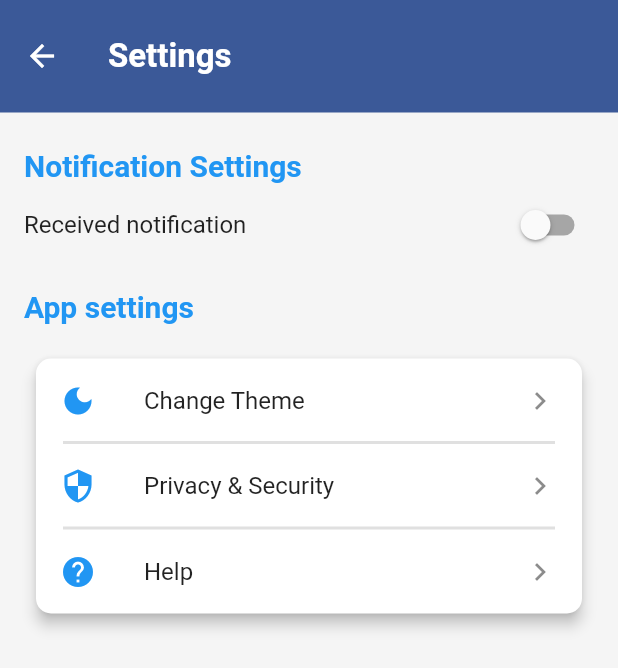
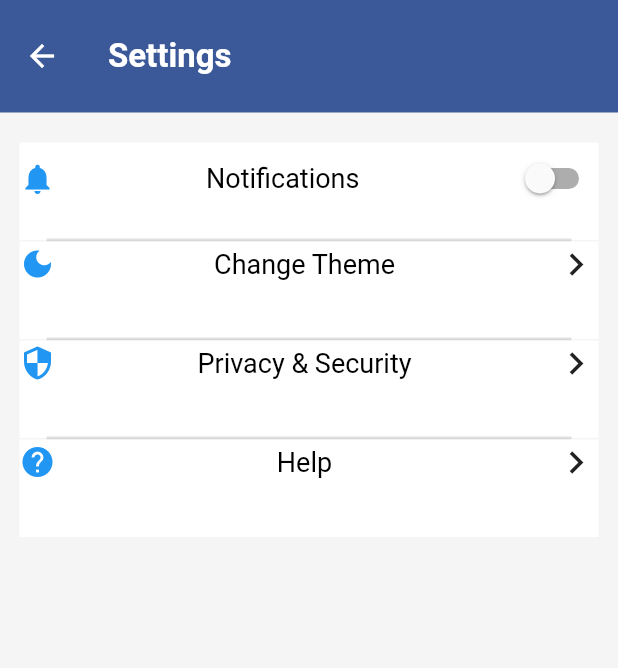
Before and after one commit to ollyexe/Booky, a Flutter app: the screen it shows after launch, after a tap on the "settings" icon, on a phone screen of 412 x 824 dp. Shown: the top 668 px of the screen. Run offline on Flutter 3.47's test engine with Material 2 defaults, Android fonts, the phone set to English and light mode, and no system bars; our stand-ins replace animated_bottom_navigation_bar, auto_size_text, table_calendar; network calls fail.

Commit message:
Changed Settings

```diff
--- a/lib/MainPages/byProfessor.dart
+++ b/lib/MainPages/ResearchByProfessors/byProfessor.dart
@@ -1,6 +1,8 @@
 import 'dart:math';
 import 'package:flutter/material.dart';
-import 'package:progettoium/MainPages/professorSelected/selectedProfessor.dart';
+import 'package:progettoium/MainPages/ResearchByProfessors/selectedProfessor.dart';
+import 'package:progettoium/Utilities/CommonWidgets/CommonStyles.dart';
+
 
 
 class ByProfessor extends StatefulWidget {
@@ -14,13 +16,7 @@ class _ByProfessorState extends State<ByProfessor> {
   @override
   Widget build(BuildContext context) {
     return Scaffold(
-      appBar: AppBar(
-        title: Text("Scegli il professore"),
-        backgroundColor: const Color(0xFF3B5998),
-
-      ),
-
-
+      appBar: customAppBar(placeholder, const Text("Scegli il professore"), 60),
       body: Padding(
         padding: const EdgeInsets.all(6.0),
         child: GridView.count(
@@ -35,10 +31,6 @@ class _ByProfessorState extends State<ByProfessor> {
     );
   }
 }
-
-
-
-
 
 
 
@@ -74,7 +66,7 @@ TextStyle secondaryTextStyle({
 }) {
   return TextStyle(
     fontSize: size != null ? size.toDouble() : 14,
-    color: color ?? Color(0xFF757575),
+    color: color ?? const Color(0xFF757575),
     fontWeight: weight ?? FontWeight.normal,
     letterSpacing: letterSpacing,
     fontStyle: fontStyle,
@@ -109,11 +101,10 @@ Widget profCard(BuildContext context,int index, List<ProfCard> cards){
       Navigator.of(context).push(MaterialPageRoute(builder: (BuildContext context) => const selectedProfessor()));
     },
     child: Container(
-      margin: EdgeInsets.all(5),
+      margin: const EdgeInsets.all(5),
       height: 250,
       width: 180,
-
-      padding: EdgeInsets.all(10),
+      padding: const EdgeInsets.all(10),
       decoration: boxDecoration(
         radius: 8,
         spreadRadius: 1,
@@ -134,7 +125,6 @@ Widget profCard(BuildContext context,int index, List<ProfCard> cards){
             children: [
               Text(cards[index].insegnamenti![0], style: secondaryTextStyle(color: Colors.white54, size: 15)),
               Text(cards[index].insegnamenti![1], style: secondaryTextStyle(color: Colors.white54, size: 15)),
-
             ],
           ),
           Row(mainAxisAlignment: MainAxisAlignment.spaceBetween, children: [
@@ -150,16 +140,13 @@ Widget profCard(BuildContext context,int index, List<ProfCard> cards){
 
 
 int randomColorGradient(){
-List<int> gradients = [0xFFFFDDE1,0xFF7EA56C,0xFF00CDAC,0xFFEA8D8D ,0xFF1EAE98,0xFFBFF098 ,0xFFC33764  ];
-
-return gradients.elementAt(Random().nextInt(gradients.length));
-
+  List<int> gradients = [0xFFFFDDE1,0xFF7EA56C,0xFF00CDAC,0xFFEA8D8D ,0xFF1EAE98,0xFFBFF098 ,0xFFC33764  ];
+  return gradients.elementAt(Random().nextInt(gradients.length));
 }
 
 
 
 List<ProfCard> getProfCards(){
-
   //initializtor from json getAllDocenti
   List<ProfCard> cards = [
     ProfCard(
@@ -168,7 +155,7 @@ List<ProfCard> getProfCards(){
       profSurname : 'Molica',
       time: 'Sempre Disponibile',
       insegnamenti: ["TWEB","IUM","JAVA","BACKEND"],
-      startColor: Color(0xFF2889EB),
+      startColor: const Color(0xFF2889EB),
       endColor: Color(randomColorGradient()),
     ),
     ProfCard(
@@ -177,7 +164,7 @@ List<ProfCard> getProfCards(){
       profSurname: 'Barone',
       time: 'Inizio 16:00',
       insegnamenti: ["Matematica","Algebra","Fisica"],
-      startColor: Color(0xFF2889EB),
+      startColor: const Color(0xFF2889EB),
       endColor: Color(randomColorGradient()),
     ),
     ProfCard(
@@ -186,7 +173,7 @@ List<ProfCard> getProfCards(){
       profSurname: 'Abrate',
       time: 'Inizio 16:00',
       insegnamenti: ["Matematica","Algebra","Fisica"],
-      startColor: Color(0xFF2889EB),
+      startColor: const Color(0xFF2889EB),
       endColor: Color(randomColorGradient()),
     ),
     ProfCard(
@@ -195,10 +182,9 @@ List<ProfCard> getProfCards(){
       profSurname: 'Chimento',
       time: 'Inizio 16:00',
       insegnamenti: ["Matematica","Algebra","Fisica"],
-      startColor: Color(0xFF2889EB),
+      startColor: const Color(0xFF2889EB),
       endColor: Color(randomColorGradient()),
     )
   ];
-
   return cards;
 }
--- a/lib/NavigationBar/Calendar.dart
+++ b/lib/NavigationBar/Calendar.dart
@@ -1,6 +1,7 @@
 import 'package:flutter/material.dart';
 import 'package:progettoium/Utilities/CommonWidgets/List_of_Appointments.dart';
 import 'package:table_calendar/table_calendar.dart';
+import '../Utilities/CommonWidgets/CommonStyles.dart';
 import '../Utilities/CommonWidgets/UtilityWidgets.dart';
 
 class Calendar extends StatefulWidget {
@@ -53,7 +54,7 @@ class _CalendarState extends State<Calendar> {
               bottomButtons(const Color(0xFFFF0000),cancelReservationWidget),
               bottomButtons(const Color(0xFF33B964),const Icon(Icons.calendar_month_rounded,color: Colors.white,size: 40)),
             ),
-            arrowRight,
+            arrowRight(false),
             true
           ),
         ],
--- a/lib/NavigationBar/Cart.dart
+++ b/lib/NavigationBar/Cart.dart
@@ -1,5 +1,4 @@
 import 'package:flutter/material.dart';
-import 'package:progettoium/NavigationBar/Orders.dart';
 import 'package:progettoium/Utilities/CommonWidgets/CommonStyles.dart';
 import 'package:progettoium/Utilities/CommonWidgets/List_of_Appointments.dart';
 
@@ -17,6 +16,7 @@ class _CartState extends State<Cart> {
   String placeOrderText = "Place Order";
   Icon placeOrderIcon = const Icon(Icons.arrow_forward);
   Color placeOrderColorContainer = Colors.orange;
+  DismissDirection placeOrderDirection = DismissDirection.startToEnd;
   @override
   Widget build(BuildContext context) {
     return Scaffold(
@@ -57,13 +57,14 @@ class _CartState extends State<Cart> {
         clipBehavior: Clip.hardEdge,
         child: Dismissible(
           key: UniqueKey(),
-          direction: DismissDirection.startToEnd,
+          direction: placeOrderDirection,
           onDismissed: (DismissDirection direction){
             setState(() {
               if(direction == DismissDirection.startToEnd){
                 placeOrderIcon = const Icon(Icons.check);
                 placeOrderText = "Payment Confirmed";
                 placeOrderColorContainer = Colors.green;
+                placeOrderDirection = DismissDirection.none;
               }
             });
           },
--- a/lib/NavigationBar/Homepage/HomePage.dart
+++ b/lib/NavigationBar/Homepage/HomePage.dart
@@ -45,7 +45,7 @@ class _HomePageState extends State<HomePage> {
                 bottomButtons(const Color(0xFFFF0000),cancelReservationWidget),
                 bottomButtons(const Color(0xFF33B964),const Icon(Icons.calendar_month_rounded,color: Colors.white,size: 40)),
               ),
-              arrowRight,
+              const RightArrow(false),
               true
           ), //Custom Widget from List_Of_Appointments.dart, found in the Utilities/CommonWidgets
         ],
--- a/lib/NavigationBar/Homepage/MyAppBar.dart
+++ b/lib/NavigationBar/Homepage/MyAppBar.dart
@@ -3,8 +3,10 @@ import 'package:progettoium/Utilities/CommonWidgets/CommonStyles.dart';
 
 import '../../Utilities/Settings/Settings.dart';
 
-TextField searchBar(){
-  return TextField(
+Widget searchBar(){
+  return Padding(
+    padding: const EdgeInsetsDirectional.fromSTEB(5, 0, 0, 0),
+    child: TextField(
       decoration: const InputDecoration(
         border: InputBorder.none,
         hintText: "Search here",
@@ -15,6 +17,7 @@ TextField searchBar(){
         ),
       ),
       onSubmitted: (String stringa) {},
+    ),
   );
 }
 
--- a/lib/NavigationBar/Orders.dart
+++ b/lib/NavigationBar/Orders.dart
@@ -17,12 +17,12 @@ class Orders extends StatefulWidget {
 
 class _OrdersState extends State<Orders> {
   List<bool> isSelected = [false, true];
-  List<Widget> screens = [ListOfLectures(bottomPart(bottomButtons(Colors.green, toBeConfirmedLecture),placeholder),arrowRight,true),
-                          ListOfLectures(bottomPart(bottomButtons(Colors.green[200]!, confirmedLecture),placeholder),arrowRight,true)];
+  List<Widget> screens = [ListOfLectures(bottomPart(bottomButtons(Colors.green, toBeConfirmedLecture),placeholder),arrowRight(false),true),
+                          ListOfLectures(bottomPart(bottomButtons(Colors.green[200]!, confirmedLecture),placeholder),arrowRight(false),true)];
   @override
   Widget build(BuildContext context) {
     return Scaffold(
-      appBar: customAppBar(placeholder, const Text("Orders"), 75),
+      appBar: customAppBar(placeholder, myText("Orders", 23, Colors.white, FontWeight.w500), 75),
       backgroundColor: const Color(0xFFE7E7E7),
       body: Padding(
         padding: const EdgeInsetsDirectional.fromSTEB(0, 20, 0, 0),
--- a/lib/Utilities/CommonWidgets/CommonStyles.dart
+++ b/lib/Utilities/CommonWidgets/CommonStyles.dart
@@ -56,3 +56,36 @@ Widget divider = const Divider(
   indent: Checkbox.width,
   endIndent: Checkbox.width,
 );
+
+RotatedBox arrowRight(bool rotateArrow){
+  return RotatedBox(
+    key: const Key("ArrowThatRotates"),
+    quarterTurns: rotateArrow ? 1 : 0,
+    child: const Icon(
+      Icons.arrow_right,
+      size: 40,
+    ),
+  );
+}
+
+class RightArrow extends StatefulWidget {
+  final bool rotateArrow;
+  const RightArrow(this.rotateArrow,{Key? key}) : super(key: key);
+
+  @override
+  State<RightArrow> createState() => _RightArrowState();
+}
+
+class _RightArrowState extends State<RightArrow> {
+  @override
+  Widget build(BuildContext context) {
+    return RotatedBox(
+      key: const Key("ArrowThatRotates"),
+      quarterTurns: widget.rotateArrow ? 1 : 0,
+      child: const Icon(
+        Icons.arrow_right,
+        size: 40,
+      ),
+    );
+  }
+}
--- a/lib/Utilities/CommonWidgets/List_of_Appointments.dart
+++ b/lib/Utilities/CommonWidgets/List_of_Appointments.dart
@@ -17,6 +17,11 @@ class _ListOfLecturesState extends State<ListOfLectures> {
   @override
   Widget build(BuildContext context) {
     return Expanded(
+      child: NotificationListener<OverscrollIndicatorNotification>(
+        onNotification: (OverscrollIndicatorNotification overscroll){
+          overscroll.disallowIndicator();
+          return true;
+        },
         child: ListView.separated(
           separatorBuilder: (context, index) => space,
           scrollDirection: Axis.vertical,
@@ -26,6 +31,7 @@ class _ListOfLecturesState extends State<ListOfLectures> {
           itemBuilder: (context,int index){
             return SingleLecture("Matteo","Barone","Matematica",widget.bottomPart,widget.topIcon,widget.expand);
           },
+        ),
       )
     );
   }
--- a/lib/Utilities/CommonWidgets/SingleLecture.dart
+++ b/lib/Utilities/CommonWidgets/SingleLecture.dart
@@ -1,5 +1,4 @@
 import 'package:flutter/material.dart';
-import 'package:progettoium/NavigationBar/Homepage/HomePage.dart';
 import 'package:progettoium/Utilities/CommonWidgets/CommonStyles.dart';
 
 Container myContainer(String label, Color color){
@@ -24,7 +23,7 @@ class SingleLecture extends StatefulWidget {
   final String subject;
   final Widget bottomPart;
   late Widget topIcon;
-  bool expand;
+  final bool expand;
 
   SingleLecture(this.name,this.surname,this.subject,this.bottomPart,this.topIcon,this.expand,{Key? key}) : super(key: key);
 
@@ -37,7 +36,6 @@ class _SingleLectureState extends State<SingleLecture> {
   bool x = false;
   double height = 105;
   double width = 320;
-
 
   @override
   Widget build(BuildContext context) {
@@ -87,9 +85,9 @@ class _SingleLectureState extends State<SingleLecture> {
         children: [
           buildTopLeftPart(),
           const SizedBox(width: 30),
-          buildTopCenterPart(widget.name, widget.surname, widget.subject),
+          buildTopCenterPart(),
           const SizedBox(width: 20),
-          buildTopRightPart(widget.topIcon),
+          buildTopRightPart(),
         ],
       ),
     );
@@ -122,13 +120,13 @@ class _SingleLectureState extends State<SingleLecture> {
   }
 
   /* This part has the data of the professor(name,surname) and the lecture(subject,hour and date) */
-  Widget buildTopCenterPart(String name,String surname,String subject){
+  Widget buildTopCenterPart(){
     return Column(
       children: [
         Column(
           children: [
-            myText("Prof. $name $surname", 17, Colors.black, FontWeight.bold),
-            myText(subject, 13, Colors.grey, FontWeight.w500),
+            myText("Prof." + " " + widget.name+ " " + widget.surname, 17, Colors.black, FontWeight.bold),
+            myText(widget.subject, 13, Colors.grey, FontWeight.w500),
           ],
         ),
         const SizedBox(height: 10),
@@ -146,10 +144,10 @@ class _SingleLectureState extends State<SingleLecture> {
   }
 
   /* This part has  the button and the time left to the lecture*/
-  Widget buildTopRightPart(Widget button){
+  Widget buildTopRightPart(){
     return Column(
       children: [
-        button,
+        widget.topIcon,
         const SizedBox(height: 10),
         myText(" Tra 5 ore", 13, Colors.blueGrey, FontWeight.w500),
       ],
--- a/lib/Utilities/CommonWidgets/UtilityWidgets.dart
+++ b/lib/Utilities/CommonWidgets/UtilityWidgets.dart
@@ -49,11 +49,6 @@ Widget cancelReservationWidget = Padding(
 
 
 
-Icon arrowRight = const Icon(
-  Icons.arrow_right,
-  size: 40,
-);
-
 /*  ------ ------ ------ ------ ------ ------ ------ ------
  *  From here on we have all the Widget that will be passed
  *  to the ListOfLecture constructor when it is called from
--- a/lib/Utilities/Settings/Settings.dart
+++ b/lib/Utilities/Settings/Settings.dart
@@ -1,13 +1,10 @@
 import 'package:flutter/material.dart';
-import 'ChangeThemePage.dart';
-import 'package:flutter/material.dart';
+import 'package:progettoium/Utilities/Settings/SingleSetting.dart';
+import '../CommonWidgets/CommonStyles.dart';
 
-import '../CommonWidgets/CommonStyles.dart';
-import 'ChangeThemePage.dart';
-import 'HelpPage.dart';
-import 'PrivacyPage.dart';
 
 class Settings extends StatefulWidget {
+
   const Settings({Key? key}) : super(key: key);
 
   @override
@@ -15,78 +12,140 @@ class Settings extends StatefulWidget {
 }
 
 class _SettingsState extends State<Settings> {
-  bool isSwitch1 = false;
-  bool isSwitch2 = false;
+
+  bool switchOnOff = false;
 
   @override
   Widget build(BuildContext context) {
+    List<IconData> icons = [
+      Icons.notifications,
+      Icons.dark_mode,
+      Icons.security,
+      Icons.help,
+    ];
+    List<String> labels = [
+      "Notifications",
+      "Change Theme",
+      "Privacy & Security",
+      "Help"
+    ];
+    List<Widget> topWidgets = [
+      mySwitch(),
+      const Icon(Icons.keyboard_arrow_right,size: 30),
+      const Icon(Icons.keyboard_arrow_right,size: 30),
+      const Icon(Icons.keyboard_arrow_right,size: 30),
+    ];
+    List<bool> expand = [
+      false,
+      true,
+      true,
+      true
+    ];
+    List<Widget> bottomWidgets = [
+      placeholder,
+      changeThemes(),
+      placeholder,
+      placeholder
+    ];
     return Scaffold(
       backgroundColor: Colors.grey.shade100,
       body: Column(
         children: [
           customAppBar(placeholder,myText("Settings", 22, Colors.white, FontWeight.w600),75),
-          Expanded(
-            child: SingleChildScrollView(
-              padding: const EdgeInsets.all(16.0),
-              child: Column(
-                crossAxisAlignment: CrossAxisAlignment.start,
-                children: <Widget>[
-                  Card(
-                    elevation: 8.0,
-                    shape: RoundedRectangleBorder(
-                      borderRadius: BorderRadius.circular(10.0)),
-                    color: Colors.blue,
-                  ),
-                  myText("Notification Settings", 20, Colors.blue, FontWeight.bold),
-                  SwitchListTile(
-                    activeColor: Colors.blue,
-                    contentPadding: const EdgeInsets.all(0),
-                    value: isSwitch1,
-                    title: const Text("Received notification"),
-                    onChanged: (bool newBool) {
-                      setState(() {
-                        isSwitch1 = newBool;
-                      },);
-                    },
-                  ),
-                  const SizedBox(height: 15.0),
-                  myText("App settings", 20, Colors.blue, FontWeight.bold),
-                  const SizedBox(height: 15.0),
-                  Card(
-                    elevation: 4.0,
-                    margin: const EdgeInsets.fromLTRB(8.0, 8.0, 8.0, 16.0),
-                    shape: RoundedRectangleBorder(
-                        borderRadius: BorderRadius.circular(10.0)),
-                    child: Column(
-                      children: <Widget>[
-                        settingsTile(Icons.dark_mode, "Change Theme", context, const ChangeThemePage()),
-                        divider,
-                        settingsTile(Icons.security, "Privacy & Security", context, const PrivacyPage()),
-                        divider,
-                        settingsTile(Icons.help, "Help", context, const HelpPage())
-                      ],
-                    ),
-                  ),
+          /*
+          Container(
+            color: Colors.white,
+            height: 60,
+            width: 357,
+            child: Padding(
+              padding: const EdgeInsetsDirectional.fromSTEB(0, 0, 0, 0),
+              child: Row(
+                mainAxisAlignment: MainAxisAlignment.spaceBetween,
+                children: [
+                  const Icon(Icons.notifications,color: Colors.blue,),
+                  myText("Notifications",17,Colors.black,FontWeight.normal),
+                  mySwitch()
                 ],
               ),
             )
+          ),
+           */
+          Expanded(
+            child: ListView.separated(
+              separatorBuilder: (context, index) => divider,
+              padding: const EdgeInsetsDirectional.fromSTEB(13, 20, 13, 0),
+              scrollDirection: Axis.vertical,
+              itemCount: 4,
+              itemBuilder: (context,int index) {
+                return SingleSetting(
+                  topPartSettings(icons[index], labels[index], topWidgets[index]),
+                  expand[index],
+                  bottomWidgets[index]
+                );
+              }
+            ),
           )
         ],
       ),
     );
   }
+
+  Switch mySwitch(){
+    return Switch(
+      value: switchOnOff,
+      activeColor: Colors.blue,
+      onChanged: (bool value) {
+        setState(() {
+          if(switchOnOff == false){
+           switchOnOff = true;
+          }else{
+            switchOnOff = false;
+          }
+        });
+      },
+    );
+  }
+
+  Column changeThemes(){
+    return Column(
+      children: [
+        Row(
+          mainAxisAlignment: MainAxisAlignment.spaceBetween,
+          children: [
+            const Icon(Icons.sunny),
+            myText("Light Mode", 18, Colors.black, FontWeight.normal),
+            mySwitch()
+          ],
+        ),
+        Row(
+          mainAxisAlignment: MainAxisAlignment.spaceBetween,
+          children: [
+            const Icon(Icons.dark_mode),
+            myText("Dark Mode", 18, Colors.black, FontWeight.normal),
+            mySwitch()
+          ],
+        ),
+        Row(
+          mainAxisAlignment: MainAxisAlignment.spaceBetween,
+          children: [
+            const Icon(Icons.visibility_outlined),
+            myText("Colorblind Mode", 18, Colors.black, FontWeight.normal),
+            mySwitch()
+          ],
+        )
+      ],
+    );
+  }
+
+  Widget topPartSettings(IconData icon,String label, Widget topWidget){
+    return Row(
+      mainAxisAlignment: MainAxisAlignment.spaceBetween,
+      children: [
+        Icon(icon,color: Colors.blue),
+        myText(label, 18, Colors.black, FontWeight.normal),
+        topWidget
+      ],
+    );
+  }
+
 }
-
-ListTile settingsTile(IconData icon,String label,BuildContext context,Widget widget){
-  return ListTile(
-    leading: Icon(
-      icon,
-      color: Colors.blue,
-    ),
-    title: Text(label),
-    trailing: const Icon(Icons.keyboard_arrow_right),
-    onTap: (){
-      Navigator.push(context, MaterialPageRoute(builder: (context) {return widget;},),);
-    },
-  );
-}
--- /dev/null
+++ b/lib/Utilities/Settings/SingleSetting.dart
@@ -0,0 +1,61 @@
+import 'package:flutter/material.dart';
+
+import '../CommonWidgets/CommonStyles.dart';
+
+class SingleSetting extends StatefulWidget {
+  final Widget topWidget;
+  final bool expand;
+  final Widget bottomWidget;
+
+  const SingleSetting(this.topWidget,this.expand,this.bottomWidget,{Key? key}) : super(key: key);
+
+  @override
+  State<SingleSetting> createState() => _SingleSettingState();
+}
+
+class _SingleSettingState extends State<SingleSetting> {
+
+  bool openContainer = false; // This variable controls when the AnimatedContainer is wider
+  double height = 65;
+  double width = 250;
+  late List<Widget> buildParts = [widget.topWidget];
+
+  @override
+  Widget build(BuildContext context) {
+    return GestureDetector(
+      onTap: (){
+        setState(() {
+          if(openContainer==false && widget.expand==true){
+            height = 200;
+            buildParts.add(widget.bottomWidget);
+            openContainer = true;
+          }else if(openContainer==true && widget.expand==true){
+            height = 50;
+            buildParts.remove(widget.bottomWidget);
+            openContainer = false;
+          }else{
+
+          }
+        });
+      },
+      child: AnimatedContainer(
+        duration: const Duration(milliseconds: 270),
+        color: Colors.white,
+        height: height,
+        width: width,
+        child: ListView.separated(
+          padding: EdgeInsets.zero,
+          separatorBuilder: (context, index) => const SizedBox(height: 15),
+          scrollDirection: Axis.vertical,
+          itemCount: openContainer ? 2 : 1,
+          itemBuilder:(context,int index){
+            return buildParts[index];
+          },
+        ),
+      ),
+    );
+  }
+
+
+
+}
--- a/lib/main.dart
+++ b/lib/main.dart
@@ -24,9 +24,8 @@ class Progetto extends StatelessWidget {
       debugShowCheckedModeBanner: false,
       title: 'Progetto',
       initialRoute: 'Root',
-
       //ADD THEME AND DARK THEME VIA M3 BUILDER
-      home:  Root(),
+      home: Root(),
     );
   }
 }
```
Also changed, not shown: lib/MainPages/ResearchByProfessors/selectedProfessor.dart (renamed from lib/MainPages/professorSelected/selectedProfessor.dart). Lines whose indentation alone changed are shown as unchanged.
